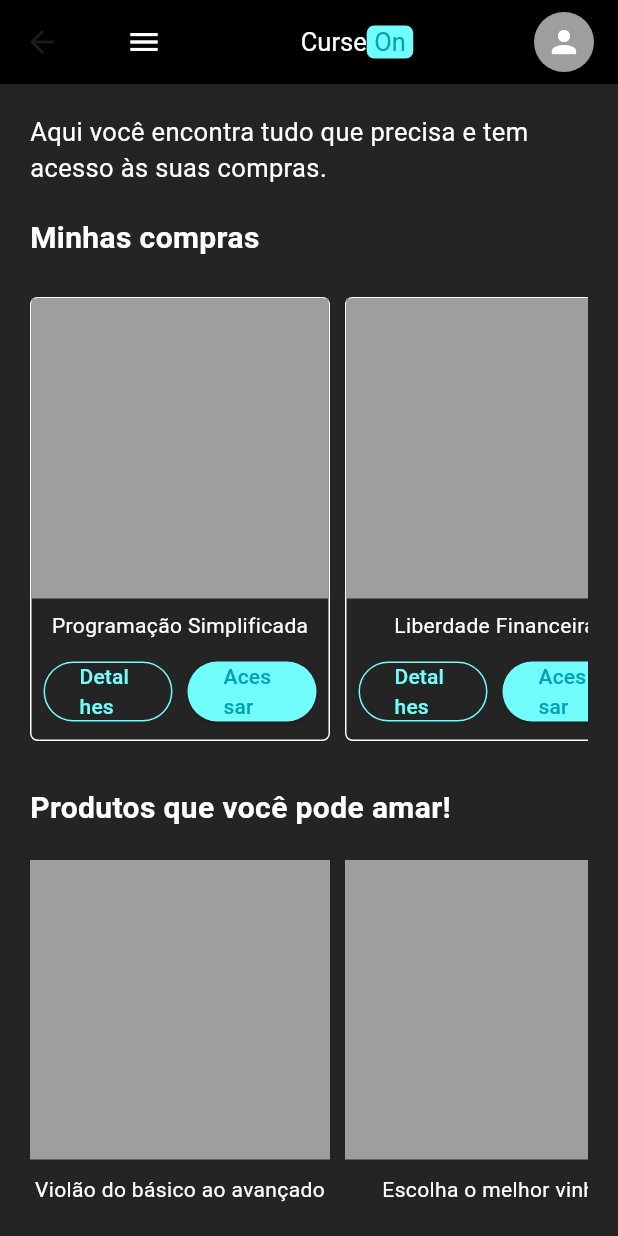
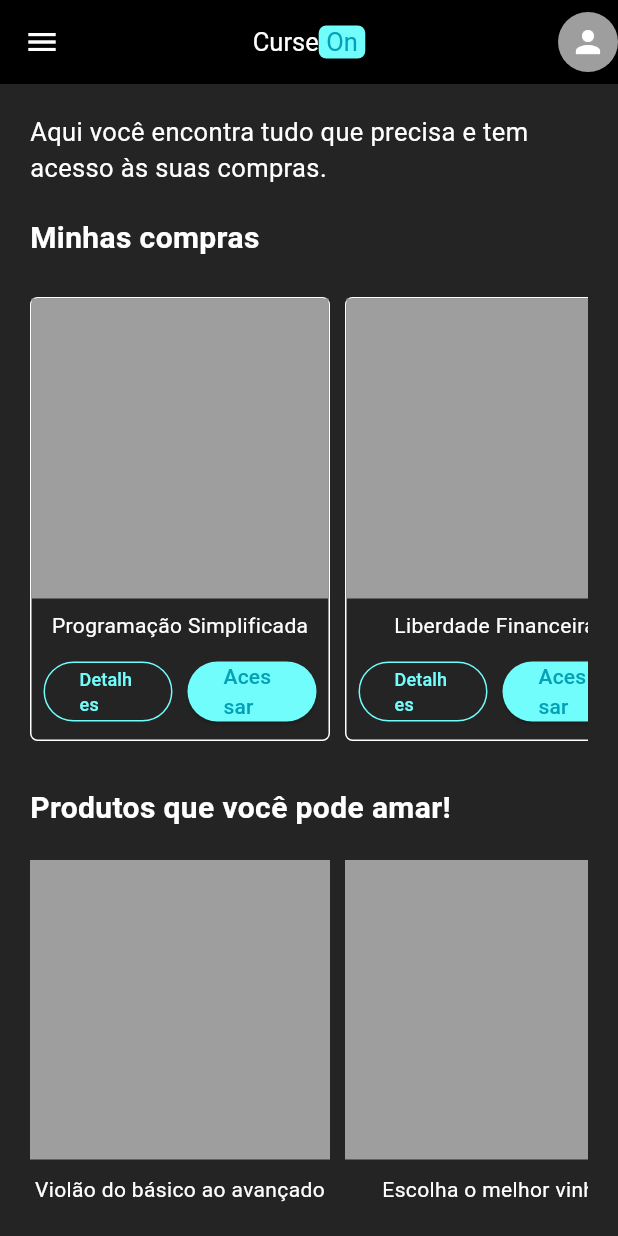
Before and after one commit to RianReisNeiva/CurseOn, a Flutter app: the InicioPage screen opened directly, on a phone screen of 412 x 824 dp. Run offline on Flutter 3.47's test engine with Material 3 defaults, Android fonts, the light colour scheme and no system bars.

Commit message:
Update inicio_screen.dart

```diff
--- a/lib/inicio_screen.dart
+++ b/lib/inicio_screen.dart
@@ -1,10 +1,8 @@
 import 'package:flutter/material.dart';
 
-void main() {
-  runApp(MyApp());
-}
+class MyApp extends StatelessWidget {
+  const MyApp({super.key});
 
-class MyApp extends StatelessWidget {
   @override
   Widget build(BuildContext context) {
     return MaterialApp(
@@ -15,33 +13,29 @@ class MyApp extends StatelessWidget {
 }
 
 class InicioPage extends StatelessWidget {
+  const InicioPage({super.key});
+
   @override
   Widget build(BuildContext context) {
     return Scaffold(
-      backgroundColor: Color(0xFF242424),
+      backgroundColor: const Color(0xFF242424),
       appBar: AppBar(
         backgroundColor: Colors.black,
+        centerTitle: true,
         title: Row(
-          mainAxisAlignment: MainAxisAlignment.spaceBetween,
+          mainAxisSize: MainAxisSize.min,
           children: [
-            IconButton(
-              onPressed: () {},
-              icon: Icon(Icons.menu),
-              color: Colors.white,
-            ),
-            Row(
-              children: [
-                Text(
+            const Text(
               'Curse',
               style: TextStyle(color: Colors.white, fontSize: 17),
             ),
             Container(
-                  padding: EdgeInsets.symmetric(horizontal: 5),
+              padding: const EdgeInsets.symmetric(horizontal: 5),
               decoration: BoxDecoration(
-                    color: Color(0xFF72FDFD),
+                color: const Color(0xFF72FDFD),
                 borderRadius: BorderRadius.circular(5),
               ),
-                  child: Text(
+              child: const Text(
                 'On',
                 style: TextStyle(
                   color: Color(0xFF03A1B6),
@@ -51,6 +45,12 @@ class InicioPage extends StatelessWidget {
             ),
           ],
         ),
+        leading: IconButton(
+          onPressed: () {},
+          icon: const Icon(Icons.menu),
+          color: Colors.white,
+        ),
+        actions: const [
           CircleAvatar(
             backgroundColor: Colors.grey,
             radius: 20, // Redução do tamanho do Avatar
@@ -58,19 +58,18 @@ class InicioPage extends StatelessWidget {
           ),
         ],
       ),
-      ),
       body: SingleChildScrollView(
         child: Padding(
           padding: const EdgeInsets.all(20.0),
           child: Column(
             crossAxisAlignment: CrossAxisAlignment.start,
             children: [
-              Text(
+              const Text(
                 "Aqui você encontra tudo que precisa e tem acesso às suas compras.",
                 style: TextStyle(color: Colors.white, fontSize: 17),
               ),
-              SizedBox(height: 20),
-              Text(
+              const SizedBox(height: 20),
+              const Text(
                 "Minhas compras",
                 style: TextStyle(
                   color: Colors.white,
@@ -78,7 +77,8 @@ class InicioPage extends StatelessWidget {
                   fontWeight: FontWeight.bold,
                 ),
               ),
-              SizedBox(height: 25),
+              const SizedBox(height: 25),
+
               SingleChildScrollView(
                 scrollDirection: Axis.horizontal,
                 child: Row(
@@ -88,7 +88,7 @@ class InicioPage extends StatelessWidget {
                       'assets/imagens/copilot_image_1734722615984.jpeg',
                       'Programação Simplificada',
                     ),
-                    SizedBox(width: 10),
+                    const SizedBox(width: 10),
                     _buildCard(
                       context,
                       'assets/imagens/copilot_image_1734722505992.jpeg',
@@ -97,8 +97,8 @@ class InicioPage extends StatelessWidget {
                   ],
                 ),
               ),
-              SizedBox(height: 30),
-              Text(
+              const SizedBox(height: 30),
+              const Text(
                 "Produtos que você pode amar!",
                 style: TextStyle(
                   color: Colors.white,
@@ -106,7 +106,7 @@ class InicioPage extends StatelessWidget {
                   fontWeight: FontWeight.bold,
                 ),
               ),
-              SizedBox(height: 20),
+              const SizedBox(height: 20),
               SingleChildScrollView(
                 scrollDirection: Axis.horizontal,
                 child: Row(
@@ -115,17 +115,17 @@ class InicioPage extends StatelessWidget {
                       'assets/imagens/images.jpeg',
                       'Violão do básico ao avançado',
                     ),
-                    SizedBox(width: 10),
+                    const SizedBox(width: 10),
                     _buildSuggestionCard(
                       'assets/imagens/vinho.jpeg',
                       'Escolha o melhor vinho',
                     ),
-                    SizedBox(width: 10),
+                    const SizedBox(width: 10),
                     _buildSuggestionCard(
                       'assets/imagens/images.jpeg',
                       'Violão do básico ao avançado',
                     ),
-                    SizedBox(width: 10),
+                    const SizedBox(width: 10),
                     _buildSuggestionCard(
                       'assets/imagens/vinho.jpeg',
                       'Degustação de vinho',
@@ -160,9 +160,9 @@ class InicioPage extends StatelessWidget {
               children: [
                 Text(
                   title,
-                  style: TextStyle(color: Colors.white),
+                  style: const TextStyle(color: Colors.white),
                 ),
-                SizedBox(height: 10),
+                const SizedBox(height: 10),
                 Row(
                   mainAxisAlignment: MainAxisAlignment.spaceBetween,
                   children: [
@@ -170,26 +170,26 @@ class InicioPage extends StatelessWidget {
                       child: OutlinedButton(
                         onPressed: () {},
                         style: OutlinedButton.styleFrom(
-                          side: BorderSide(color: Color(0xFF72FDFD)),
+                          side: const BorderSide(color: Color(0xFF72FDFD)),
                         ),
-                        child: Text(
+                        child: const Text(
                           'Detalhes',
                           style: TextStyle(
                             color: Color(0xFF72FDFD),
-                            fontSize: 14, // Tamanho do texto do botão
+                            fontSize: 12, // Tamanho do texto do botão
                           ),
                         ),
                       ),
                     ),
-                    SizedBox(width: 10),
+                    const SizedBox(width: 10),
                     Expanded(
                       child: ElevatedButton(
                         onPressed: () {},
                         style: ElevatedButton.styleFrom(
-                          backgroundColor: Color(0xFF72FDFD),
-                          foregroundColor: Color(0xFF03A1B6),
+                          backgroundColor: const Color(0xFF72FDFD),
+                          foregroundColor: const Color(0xFF03A1B6),
                         ),
-                        child: Text(
+                        child: const Text(
                           'Acessar',
                           style: TextStyle(
                             fontSize: 14, // Tamanho do texto do botão
@@ -208,7 +208,7 @@ class InicioPage extends StatelessWidget {
   }
 
   Widget _buildSuggestionCard(String imagePath, String title) {
-    return Container(
+    return SizedBox(
       width: 200,
       child: Column(
         children: [
@@ -217,10 +217,10 @@ class InicioPage extends StatelessWidget {
             height: 200,
             color: Colors.grey,
           ),
-          SizedBox(height: 10),
+          const SizedBox(height: 10),
           Text(
             title,
-            style: TextStyle(color: Colors.white),
+            style: const TextStyle(color: Colors.white),
             textAlign: TextAlign.center,
           ),
         ],
```
Lines whose indentation alone changed are shown as unchanged.
